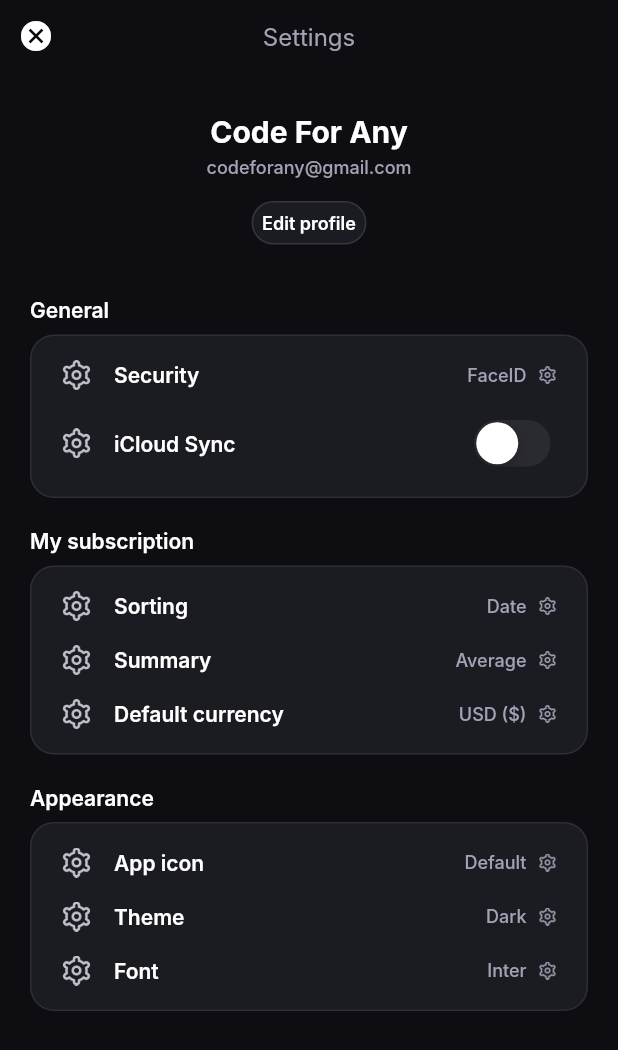
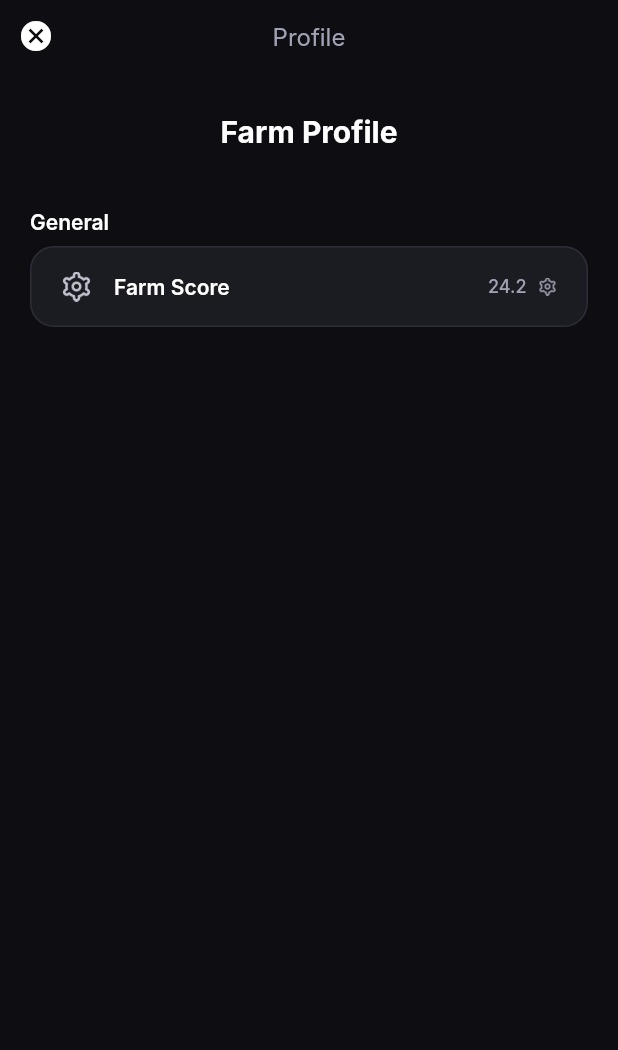
Before and after one commit to abhishek09827/farm_financer, a Flutter app: the SettingsView screen opened directly, on a phone screen of 412 x 824 dp. Shown: the top 1050 px of the screen. Run offline on Flutter 3.47's test engine with Material 2 defaults, Android fonts, the phone set to English and light mode, and no system bars; our stand-ins replace cloud_firestore, dotted_border, firebase_auth, firebase_core, fl_chart, flutter_chat_types and 4 more; accounts and stored records are empty; Roboto replaces fonts that are missing (Inter); project files that could hold a hidden picture were left out.

Commit message:
farm_score updated

```diff
--- a/lib/view/main_tab.dart
+++ b/lib/view/main_tab.dart
@@ -6,6 +6,7 @@ import '../../common/color_extension.dart';
 import '../screens/add_subs.dart';
 import '../screens/chat_page.dart';
 import '../screens/home_view.dart';
+import '../widgets/settings.dart';
 
 
 class MainTabView extends StatefulWidget {
@@ -41,6 +42,10 @@ class _MainTabViewState extends State<MainTabView> {
 
       case 2:
         child = ChatPage();
+        break;
+
+      case 3:
+        child = SettingsView();
         break;
     }
     return Scaffold(
--- a/lib/widgets/settings.dart
+++ b/lib/widgets/settings.dart
@@ -39,7 +39,7 @@ class _SettingsViewState extends State<SettingsView> {
                   mainAxisAlignment: MainAxisAlignment.center,
                   children: [
                     Text(
-                      "Settings",
+                      "Profile",
                       style: TextStyle(color: TColor.gray30, fontSize: 16),
                     )
                   ],
@@ -62,7 +62,7 @@ class _SettingsViewState extends State<SettingsView> {
               mainAxisAlignment: MainAxisAlignment.center,
               children: [
                 Text(
-                  "Code For Any",
+                  "Farm Profile",
                   style: TextStyle(
                       color: TColor.white,
                       fontSize: 20,
@@ -73,42 +73,7 @@ class _SettingsViewState extends State<SettingsView> {
             const SizedBox(
               height: 4,
             ),
-            Row(
-              mainAxisAlignment: MainAxisAlignment.center,
-              children: [
-                Text(
-                  "codeforany@gmail.com",
-                  style: TextStyle(
-                      color: TColor.gray30,
-                      fontSize: 12,
-                      fontWeight: FontWeight.w500),
-                )
-              ],
-            ),
-            const SizedBox(
-              height: 15,
-            ),
-            InkWell(
-              borderRadius: BorderRadius.circular(15),
-              onTap: () {},
-              child: Container(
-                padding: const EdgeInsets.all(6),
-                decoration: BoxDecoration(
-                  border: Border.all(
-                    color: TColor.border.withOpacity(0.15),
-                  ),
-                  color: TColor.gray60.withOpacity(0.2),
-                  borderRadius: BorderRadius.circular(15),
-                ),
-                child: Text(
-                  "Edit profile",
-                  style: TextStyle(
-                      color: TColor.white,
-                      fontSize: 12,
-                      fontWeight: FontWeight.w600),
-                ),
-              ),
-            ),
+
             Padding(
               padding: const EdgeInsets.symmetric(vertical: 20, horizontal: 20),
               child: Column(
@@ -133,110 +98,20 @@ class _SettingsViewState extends State<SettingsView> {
                       color: TColor.gray60.withOpacity(0.2),
                       borderRadius: BorderRadius.circular(16),
                     ),
-                    child: Column(
+                    child: const Column(
                       children: [
                         IconItemRow(
-                          title: "Security",
+                          title: "Farm Score",
                           icon: "assets/images/settings.png",
-                          value: "FaceID",
-                        ),
-                        IconItemSwitchRow(
-                          title: "iCloud Sync",
-                          icon: "assets/images/settings.png",
-                          value: isActive,
-                          didChange: (newVal) {
-                            setState(() {
-                              isActive = newVal;
-                            });
-                          },
-                        ),
-                      ],
-                    ),
-                  ),
-
-                  Padding(
-                    padding: const EdgeInsets.only(top: 20, bottom: 8),
-                    child: Text(
-                      "My subscription",
-                      style: TextStyle(
-                          color: TColor.white,
-                          fontSize: 14,
-                          fontWeight: FontWeight.w600),
-                    ),
-                  ),
-                  Container(
-                    padding: const EdgeInsets.symmetric(vertical: 8),
-                    decoration: BoxDecoration(
-                      border: Border.all(
-                        color: TColor.border.withOpacity(0.1),
-                      ),
-                      color: TColor.gray60.withOpacity(0.2),
-                      borderRadius: BorderRadius.circular(16),
-                    ),
-                    child: Column(
-                      children: [
-                        IconItemRow(
-                          title: "Sorting",
-                          icon: "assets/images/settings.png",
-                          value: "Date",
-                        ),
-
-                        IconItemRow(
-                          title: "Summary",
-                          icon: "assets/images/settings.png",
-                          value: "Average",
-                        ),
-
-                        IconItemRow(
-                          title: "Default currency",
-                          icon: "assets/images/settings.png",
-                          value: "USD (\$)",
+                          value: "24.2",
                         ),
 
                       ],
                     ),
                   ),
 
-                  Padding(
-                    padding: const EdgeInsets.only(top: 20, bottom: 8),
-                    child: Text(
-                      "Appearance",
-                      style: TextStyle(
-                          color: TColor.white,
-                          fontSize: 14,
-                          fontWeight: FontWeight.w600),
-                    ),
-                  ),
-                  Container(
-                    padding: const EdgeInsets.symmetric(vertical: 8),
-                    decoration: BoxDecoration(
-                      border: Border.all(
-                        color: TColor.border.withOpacity(0.1),
-                      ),
-                      color: TColor.gray60.withOpacity(0.2),
-                      borderRadius: BorderRadius.circular(16),
-                    ),
-                    child: Column(
-                      children: [
-                        IconItemRow(
-                          title: "App icon",
-                          icon: "assets/images/settings.png",
-                          value: "Default",
-                        ),
-                        IconItemRow(
-                          title: "Theme",
-                          icon: "assets/images/settings.png",
-                          value: "Dark",
-                        ),
-                        IconItemRow(
-                          title: "Font",
-                          icon: "assets/images/settings.png",
-                          value: "Inter",
-                        ),
 
-                      ],
-                    ),
-                  ),
+
                 ],
               ),
             )
```
